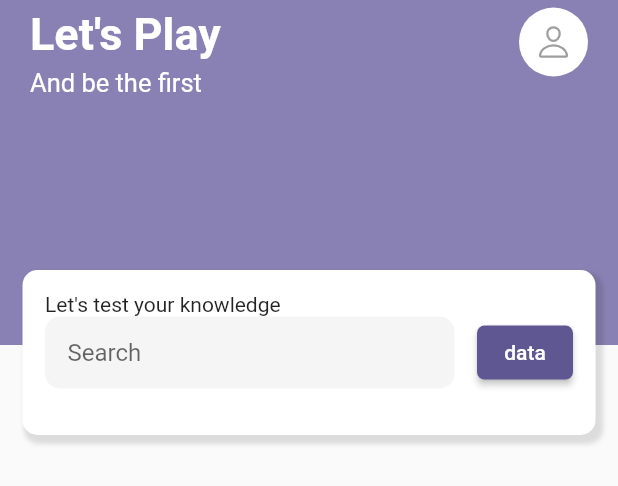
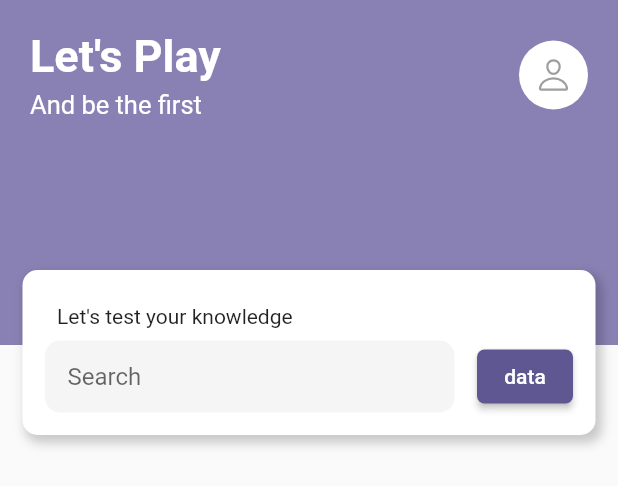
Before and after one commit to AsogunJoel/flutter_quiz_app, a Flutter app: what headerWidget() shows on an empty page, opened directly, on a phone screen of 412 x 824 dp. Shown: the top 486 px of the screen. Run offline on Flutter 3.47's test engine with Material 2 defaults, Android fonts, the phone set to English and light mode, and no system bars; our stand-ins replace google_fonts, ionicons; Roboto replaces fonts that are missing (Alef).

Commit message:
Project Fixes

```diff
--- a/lib/widgets/header.dart
+++ b/lib/widgets/header.dart
@@ -15,9 +15,13 @@ Widget headerWidget() {
               color: const Color(0xff8981B3),
               child: SafeArea(
                 child: Padding(
-                  padding: const EdgeInsets.only(top: 5, left: 20, right: 20),
-                  child: Row(
-                    crossAxisAlignment: CrossAxisAlignment.start,
+                  padding: const EdgeInsets.symmetric(
+                    vertical: 20,
+                    horizontal: 20,
+                  ),
+                  child: Column(
+                    children: [
+                      Row(
                         mainAxisAlignment: MainAxisAlignment.spaceBetween,
                         children: [
                           Column(
@@ -33,7 +37,8 @@ Widget headerWidget() {
                               SizedBox(height: 5),
                               Text(
                                 "And be the first",
-                            style: TextStyle(color: Colors.white, fontSize: 17),
+                                style: TextStyle(
+                                    color: Colors.white, fontSize: 17),
                               )
                             ],
                           ),
@@ -45,6 +50,8 @@ Widget headerWidget() {
                               color: Colors.grey,
                             ),
                           )
+                        ],
+                      ),
                     ],
                   ),
                 ),
@@ -66,19 +73,24 @@ Widget headerWidget() {
           decoration: BoxDecoration(
             color: Colors.white,
             borderRadius: BorderRadius.circular(10),
-              boxShadow: const [
+            boxShadow: [
               BoxShadow(
-                    blurRadius: 2,
-                    spreadRadius: 2,
-                    offset: Offset(3, 4),
-                    color: Colors.black12)
-              ]),
+                blurRadius: 5,
+                spreadRadius: 1,
+                offset: const Offset(3, 4),
+                color: Colors.black12.withOpacity(0.2),
+              )
+            ],
+          ),
           height: 110,
           padding: const EdgeInsets.only(top: 15, left: 15, right: 15),
           child: Column(
             crossAxisAlignment: CrossAxisAlignment.start,
             children: [
-              const Text('Let\'s test your knowledge'),
+              const Padding(
+                padding: EdgeInsets.all(8.0),
+                child: Text('Let\'s test your knowledge'),
+              ),
               Row(
                 children: [
                   const Expanded(
@@ -96,16 +108,15 @@ Widget headerWidget() {
                       ),
                     ),
                   ),
-                  SizedBox(width: 15),
+                  const SizedBox(width: 15),
                   ElevatedButton(
                     style: ElevatedButton.styleFrom(
-                      // maximumSize: Size(70, 70),
                       shape: RoundedRectangleBorder(
                         borderRadius: BorderRadius.circular(5),
                       ),
                     ),
                     onPressed: () {},
-                    child: Text('data'),
+                    child: const Text('data'),
                   )
                 ],
               )
```
Also changed, not shown: lib/pages/homepage.dart (+68 -61 lines), lib/widgets/recentQuizCard.dart (+25 -11 lines), pubspec.lock. Lines whose indentation alone changed are shown as unchanged.
